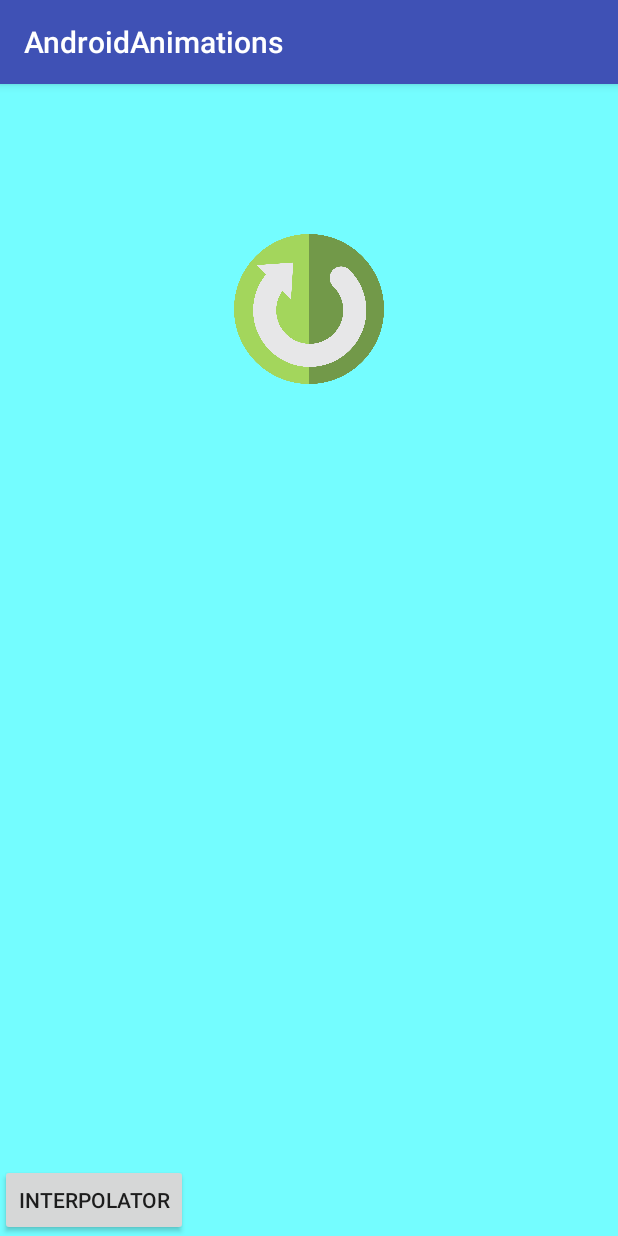
After one commit to PerryB52/AndroidAnimations, an Android app: the InterpolatorAnim screen opened directly, with no data from a screen before it, on a phone screen of 412 x 824 dp. The commit adds this screen. Run offline under Robolectric (Android 15) with nearby library versions, the phone set to English and light mode, and no system bars.

Commit message:
Commit 6  - Interpolator

```diff
--- a/app/src/main/AndroidManifest.xml
+++ b/app/src/main/AndroidManifest.xml
@@ -17,7 +17,8 @@
         </activity>
         <activity android:name=".AnimationsByJava" />
         <activity android:name=".FrameAnimation" />
-        <activity android:name=".DemeritView"></activity>
+        <activity android:name=".DemeritView" />
+        <activity android:name=".InterpolatorAnim"></activity>
     </application>
 
 </manifest>
--- /dev/null
+++ b/app/src/main/java/com/example/alexandrup/androidanimations/InterpolatorAnim.java
@@ -0,0 +1,31 @@
+package com.example.alexandrup.androidanimations;
+
+import android.os.Bundle;
+import android.support.v7.app.AppCompatActivity;
+import android.view.View;
+import android.view.animation.Animation;
+import android.view.animation.AnimationUtils;
+import android.widget.ImageView;
+
+public class InterpolatorAnim extends AppCompatActivity {
+
+    private ImageView mImageView;
+
+
+    @Override
+    protected void onCreate(Bundle savedInstanceState) {
+        super.onCreate(savedInstanceState);
+        setContentView(R.layout.activity_interpolator_anim);
+
+        mImageView = (ImageView) findViewById(R.id.dummyImageInterp);
+
+    }
+    public void interpolatorEg(View view) {
+
+        Animation tvAnim = AnimationUtils.loadAnimation(this, R.anim.interpolator_anim);
+        mImageView.startAnimation(tvAnim);
+
+
+
+    }
+}
--- a/app/src/main/java/com/example/alexandrup/androidanimations/MainActivity.java
+++ b/app/src/main/java/com/example/alexandrup/androidanimations/MainActivity.java
@@ -3,6 +3,9 @@ package com.example.alexandrup.androidanimations;
 import android.content.Intent;
 import android.os.Bundle;
 import android.support.v7.app.AppCompatActivity;
+import android.view.Menu;
+import android.view.MenuInflater;
+import android.view.MenuItem;
 import android.view.View;
 import android.view.animation.Animation;
 import android.view.animation.AnimationUtils;
@@ -25,6 +28,28 @@ public class MainActivity extends AppCompatActivity implements Animation.Animati
         mImageView = (ImageView) findViewById(R.id.volleyball);
     }
 
+
+    @Override
+    public boolean onCreateOptionsMenu(Menu menu) {
+
+        MenuInflater inflater = getMenuInflater();
+        inflater.inflate(R.menu.menu_main, menu);
+
+        return true;
+    }
+
+    @Override
+    public boolean onOptionsItemSelected(MenuItem item) {
+
+        switch (item.getItemId()){
+            case R.id.mitem_interpolator:
+                Intent i = new Intent(MainActivity.this, InterpolatorAnim.class);
+                startActivity(i);
+                break;
+        }
+
+        return true;
+    }
 
     public void scaleAnimation(View view) {
 
@@ -91,4 +116,10 @@ public class MainActivity extends AppCompatActivity implements Animation.Animati
         Intent i = new Intent(MainActivity.this, DemeritView.class);
         startActivity(i);
     }
+
+
+    public void testTrans(View view){
+        Intent i = new Intent(MainActivity.this, InterpolatorAnim.class);
+        startActivity(i);
+    }
 }
--- /dev/null
+++ b/app/src/main/res/anim/interpolator_anim.xml
@@ -0,0 +1,35 @@
+<?xml version="1.0" encoding="utf-8"?>
+<set xmlns:android="http://schemas.android.com/apk/res/android"
+     android:shareInterpolator="true"
+     android:interpolator="@android:anim/bounce_interpolator"
+     android:fillAfter="true">
+    <scale
+        android:fromXScale="0.0"
+        android:toXScale="2.0"
+        android:fromYScale="0.0"
+        android:toYScale="2.0"
+        android:pivotX="50%"
+        android:pivotY="50%"
+        android:fillAfter="false"
+        android:duration="1000" />
+
+
+    <set
+        android:startOffset="1000" >
+        <scale
+            android:fromXScale="1.0"
+            android:toXScale="0.6"
+            android:fromYScale="1.0"
+            android:toYScale="0.6"
+            android:pivotX="50%"
+            android:pivotY="50%"
+            android:duration="1000" />
+        <rotate
+            android:fromDegrees="0"
+            android:toDegrees="360"
+            android:pivotX="50%"
+            android:pivotY="50%"
+            android:duration="1000"
+            />
+    </set>
+</set>
--- /dev/null
+++ b/app/src/main/res/layout/activity_interpolator_anim.xml
@@ -0,0 +1,28 @@
+<RelativeLayout xmlns:android="http://schemas.android.com/apk/res/android"
+    xmlns:tools="http://schemas.android.com/tools"
+    android:layout_width="match_parent"
+    android:layout_height="match_parent"
+    android:background="#ff74fdff"
+    tools:context=".MainActivity">
+
+    <ImageView
+        android:layout_width="100dp"
+        android:layout_height="100dp"
+        android:id="@+id/dummyImageInterp"
+        android:src="@drawable/dummy"
+        android:layout_alignParentTop="true"
+        android:layout_centerHorizontal="true"
+        android:layout_marginTop="100dp"/>
+
+
+    <Button
+        android:layout_width="wrap_content"
+        android:layout_height="wrap_content"
+        android:onClick="interpolatorEg"
+        android:text="Interpolator"
+        android:id="@+id/bInterpolator"
+        android:layout_alignParentBottom="true"
+        android:layout_alignRight="@+id/dummyImage"
+        android:layout_alignEnd="@+id/dummyImage"/>
+
+</RelativeLayout>
--- /dev/null
+++ b/app/src/main/res/menu/menu_main.xml
@@ -0,0 +1,8 @@
+<?xml version="1.0" encoding="utf-8"?>
+<menu xmlns:android="http://schemas.android.com/apk/res/android">
+
+    <item
+        android:id="@+id/mitem_interpolator"
+        android:title="Go to interpolator" />
+
+</menu>
```
Also changed, not shown: app/src/main/res/drawable/dummy.png (added).
